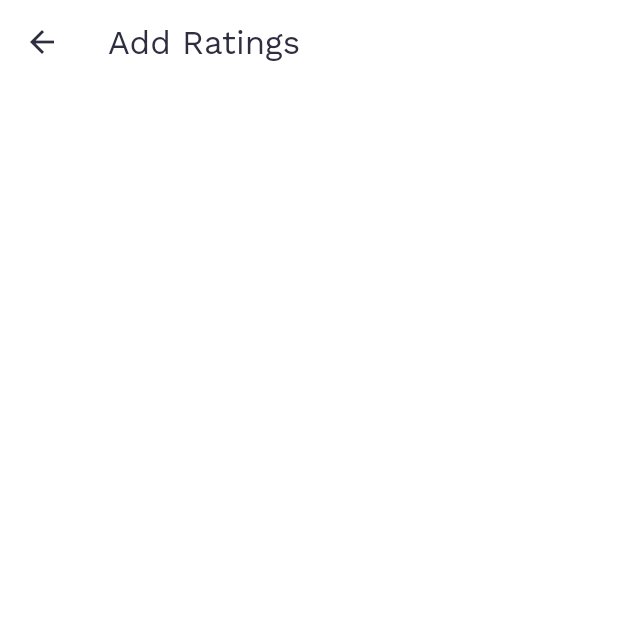
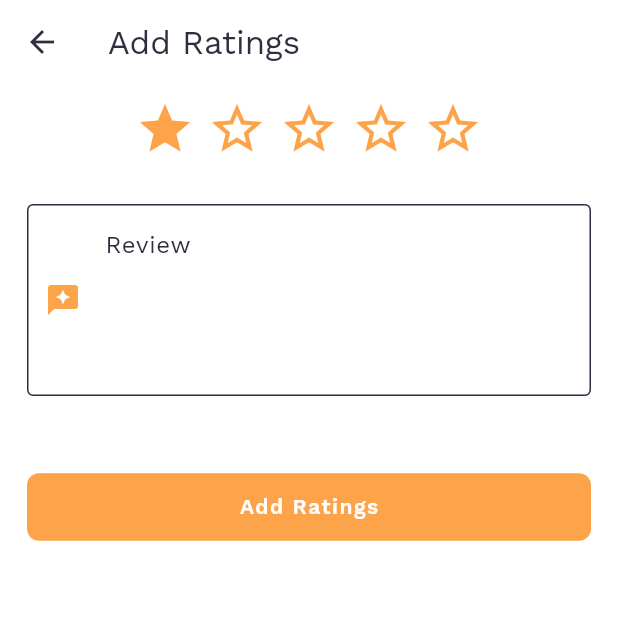
Before and after one commit to Bilalsaeed78/New-Journey-App, a Flutter app: the AddRatingScreen screen opened directly, on a phone screen of 412 x 824 dp, the top half of it. Run offline on Flutter 3.47's test engine with Material 3 defaults, Android fonts, the phone set to English and light mode, and no system bars; drawn by our look-alikes of flutter_rating_bar; our stand-ins replace carousel_slider, flutter_svg, get, get_storage, image_picker, shimmer; missing offline and left inert: map_launcher, multi_image_picker_view; accounts and stored records are empty.

Commit message:
Add Rating UI

```diff
--- /dev/null
+++ b/client/lib/controllers/rating_controller.dart
@@ -0,0 +1,18 @@
+import 'package:flutter/material.dart';
+import 'package:get/get.dart';
+
+class RatingController extends GetxController {
+  final reviewController = TextEditingController();
+
+  Rx<double> rating = 1.0.obs;
+
+  Rx<bool> isLoading = false.obs;
+
+  void toggleLoading() {
+    isLoading.value = !isLoading.value;
+  }
+
+  void updateRating(double val) {
+    rating.value = val;
+  }
+}
--- a/client/lib/views/add_rating_screen.dart
+++ b/client/lib/views/add_rating_screen.dart
@@ -1,10 +1,17 @@
 import 'package:flutter/material.dart';
+import 'package:flutter_rating_bar/flutter_rating_bar.dart';
+import 'package:get/get.dart';
 import 'package:new_journey_app/widgets/custom_text.dart';
 
 import '../constants/themes/app_colors.dart';
+import '../constants/value_manager.dart';
+import '../controllers/rating_controller.dart';
+import '../widgets/custom_button.dart';
 
 class AddRatingScreen extends StatelessWidget {
-  const AddRatingScreen({super.key});
+  AddRatingScreen({super.key});
+
+  final ratingController = Get.put(RatingController());
 
   @override
   Widget build(BuildContext context) {
@@ -19,6 +26,78 @@ class AddRatingScreen extends StatelessWidget {
           color: AppColors.secondary,
         ),
       ),
+      body: Container(
+        margin: const EdgeInsets.symmetric(
+          horizontal: MarginManager.marginL,
+        ),
+        child: Column(
+          children: [
+            const SizedBox(height: 10),
+            Center(
+              child: RatingBar(
+                initialRating: ratingController.rating.value,
+                direction: Axis.horizontal,
+                allowHalfRating: true,
+                itemCount: 5,
+                ratingWidget: RatingWidget(
+                  full: const Icon(Icons.star, color: AppColors.primary),
+                  half: const Icon(Icons.star_half, color: AppColors.primary),
+                  empty: const Icon(Icons.star_border_outlined,
+                      color: AppColors.primary),
+                ),
+                itemPadding: const EdgeInsets.symmetric(horizontal: 4.0),
+                onRatingUpdate: (rating) {
+                  ratingController.updateRating(rating);
+                },
+              ),
+            ),
+            const SizedBox(height: 30),
+            TextField(
+              controller: ratingController.reviewController,
+              autofocus: false,
+              keyboardType: TextInputType.text,
+              decoration: const InputDecoration(
+                  enabledBorder: OutlineInputBorder(
+                      borderSide: BorderSide(color: AppColors.secondary)),
+                  label: Txt(
+                    text: "Review",
+                  ),
+                  labelStyle:
+                      TextStyle(fontSize: 16, color: AppColors.secondary),
+                  floatingLabelStyle:
+                      TextStyle(fontSize: 16, color: AppColors.secondary),
+                  focusedBorder: OutlineInputBorder(
+                      borderSide: BorderSide(color: AppColors.secondary)),
+                  prefixIcon: Icon(
+                    Icons.reviews,
+                    color: AppColors.primary,
+                  ),
+                  alignLabelWithHint: true),
+              maxLines: 4,
+              textInputAction: TextInputAction.next,
+            ),
+            const SizedBox(height: 50),
+            Obx(
+              () => CustomButton(
+                color: AppColors.primary,
+                hasInfiniteWidth: true,
+                loadingWidget: ratingController.isLoading.value
+                    ? const Center(
+                        child: CircularProgressIndicator(
+                          color: Colors.white,
+                          backgroundColor: AppColors.primary,
+                        ),
+                      )
+                    : null,
+                onPressed: () {},
+                text: "Add Ratings",
+                textColor: AppColors.background,
+                buttonType: ButtonType.loading,
+              ),
+            ),
+          ],
+        ),
+      ),
     );
   }
 }
--- a/client/lib/views/property_details_screen.dart
+++ b/client/lib/views/property_details_screen.dart
@@ -578,7 +578,7 @@ class _PropertyDetailsScreemState extends State<PropertyDetailsScreem> {
                                 color: AppColors.primary,
                                 hasInfiniteWidth: true,
                                 onPressed: () {
-                                  Get.to(const AddRatingScreen());
+                                  Get.to(AddRatingScreen());
                                 },
                                 text: "Add Ratings",
                                 textColor: AppColors.secondary,
--- a/client/pubspec.yaml
+++ b/client/pubspec.yaml
@@ -46,7 +46,7 @@ dependencies:
   carousel_slider: ^4.2.1
   map_launcher: ^3.2.0
   shimmer: ^3.0.0
-  flutter_rating_stars: ^1.0.3+4
+  flutter_rating_bar: ^4.0.1
 
 dev_dependencies:
   flutter_test:
```
Also changed, not shown: client/pubspec.lock.
